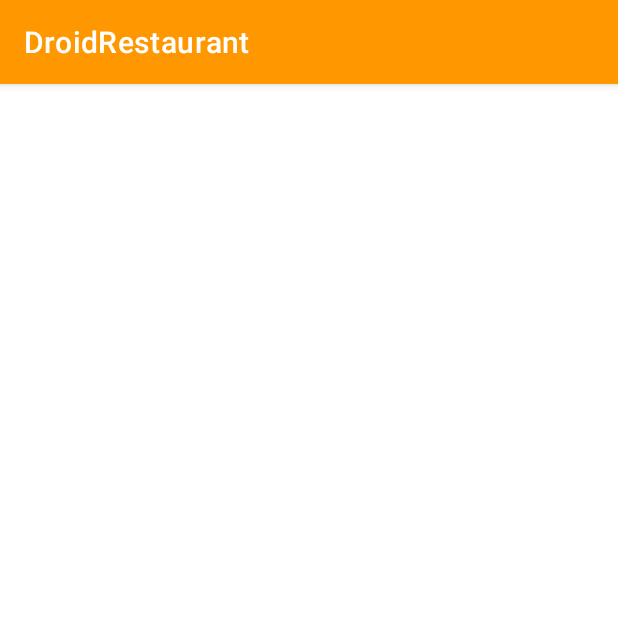
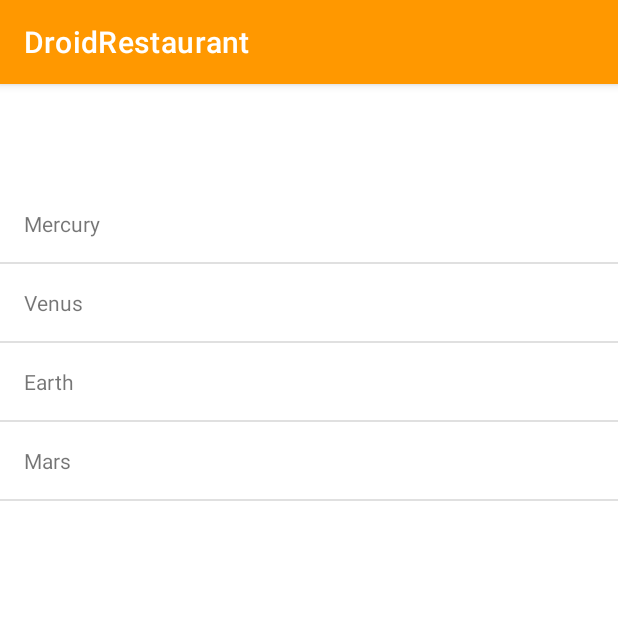
Before and after one commit to mmollinari/AndroidERestaurant, an Android app: the CategoryActivity screen opened directly, with no data from a screen before it, on a phone screen of 412 x 824 dp, the top half of it. Run offline under Robolectric (Android 15) with nearby library versions, the phone set to English and light mode, and no system bars.

Commit message:
Partie IV sans les services

```diff
--- a/app/build.gradle
+++ b/app/build.gradle
@@ -42,6 +42,8 @@ dependencies {
     implementation 'androidx.appcompat:appcompat:1.2.0'
     implementation 'com.google.android.material:material:1.2.1'
     implementation 'androidx.constraintlayout:constraintlayout:2.0.4'
+    implementation 'com.squareup.picasso:picasso:2.71828'
+    implementation 'androidx.legacy:legacy-support-v4:1.0.0'
     testImplementation 'junit:junit:4.13.1'
     androidTestImplementation 'androidx.test.ext:junit:1.1.2'
     androidTestImplementation 'androidx.test.espresso:espresso-core:3.3.0'
--- a/app/src/main/AndroidManifest.xml
+++ b/app/src/main/AndroidManifest.xml
@@ -1,6 +1,8 @@
 <?xml version="1.0" encoding="utf-8"?>
 <manifest xmlns:android="http://schemas.android.com/apk/res/android"
     package="fr.isen.mollinari.androiderestaurant">
+
+    <uses-permission android:name="android.permission.INTERNET" />
 
     <application
         android:allowBackup="false"
@@ -10,7 +12,8 @@
         android:roundIcon="@mipmap/ic_launcher_round"
         android:supportsRtl="true"
         android:theme="@style/Theme.AndroidERestaurant">
-        <activity android:name=".CategoryActivity" />
+        <activity android:name=".detail.DetailActivity" />
+        <activity android:name=".category.CategoryActivity" />
         <activity android:name=".HomeActivity">
             <intent-filter>
                 <action android:name="android.intent.action.MAIN" />
--- a/app/src/main/java/fr/isen/mollinari/androiderestaurant/CategoryActivity.kt
+++ /dev/null
@@ -1,20 +0,0 @@
-package fr.isen.mollinari.androiderestaurant
-
-import android.os.Bundle
-import androidx.appcompat.app.AppCompatActivity
-import fr.isen.mollinari.androiderestaurant.HomeActivity.Companion.CATEGORY_NAME
-import fr.isen.mollinari.androiderestaurant.databinding.ActivityCategoryBinding
-
-private lateinit var binding: ActivityCategoryBinding
-
-class CategoryActivity : AppCompatActivity() {
-    override fun onCreate(savedInstanceState: Bundle?) {
-        super.onCreate(savedInstanceState)
-
-        binding = ActivityCategoryBinding.inflate(layoutInflater)
-        setContentView(binding.root)
-
-        val title = intent.getStringExtra(CATEGORY_NAME)
-        binding.categoryTitle.text = title
-    }
-}
--- a/app/src/main/java/fr/isen/mollinari/androiderestaurant/HomeActivity.kt
+++ b/app/src/main/java/fr/isen/mollinari/androiderestaurant/HomeActivity.kt
@@ -5,6 +5,7 @@ import android.os.Bundle
 import android.util.Log
 import androidx.annotation.StringRes
 import androidx.appcompat.app.AppCompatActivity
+import fr.isen.mollinari.androiderestaurant.category.CategoryActivity
 import fr.isen.mollinari.androiderestaurant.databinding.ActivityHomeBinding
 
 private lateinit var binding: ActivityHomeBinding
--- /dev/null
+++ b/app/src/main/java/fr/isen/mollinari/androiderestaurant/category/CategoryActivity.kt
@@ -0,0 +1,47 @@
+package fr.isen.mollinari.androiderestaurant.category
+
+import android.content.Intent
+import android.os.Bundle
+import androidx.appcompat.app.AppCompatActivity
+import androidx.recyclerview.widget.DividerItemDecoration
+import androidx.recyclerview.widget.LinearLayoutManager
+import fr.isen.mollinari.androiderestaurant.detail.DetailActivity
+import fr.isen.mollinari.androiderestaurant.HomeActivity.Companion.CATEGORY_NAME
+import fr.isen.mollinari.androiderestaurant.R
+import fr.isen.mollinari.androiderestaurant.databinding.ActivityCategoryBinding
+import fr.isen.mollinari.androiderestaurant.model.Dish
+
+private lateinit var binding: ActivityCategoryBinding
+
+class CategoryActivity : AppCompatActivity() {
+    override fun onCreate(savedInstanceState: Bundle?) {
+        super.onCreate(savedInstanceState)
+
+        binding = ActivityCategoryBinding.inflate(layoutInflater)
+        setContentView(binding.root)
+
+        val title = intent.getStringExtra(CATEGORY_NAME)
+        binding.categoryTitle.text = title
+
+        val dishes = resources.getStringArray(R.array.planets_array).map { Dish(it, 12.50, defaultPizzasUrl()) }
+
+        binding.categoryList.layoutManager = LinearLayoutManager(this)
+        binding.categoryList.addItemDecoration(DividerItemDecoration(this, LinearLayoutManager.VERTICAL))
+        binding.categoryList.adapter = CategoryAdapter(dishes) {
+            val intent = Intent(this, DetailActivity::class.java)
+            intent.putExtra("Dish", it)
+            startActivity(intent)
+        }
+
+    }
+
+    private fun defaultPizzasUrl() =
+        listOf(
+            "https://www.demotivateur.fr/images-buzz/188912/pizza-napolitaine-600x400.jpg",
+            "https://www.demotivateur.fr/images-buzz/188912/pizza-merguez-600x400.jpg",
+            "https://www.demotivateur.fr/images-buzz/188912/pizza-blanche-pommedeterre-thym-600x400.jpg",
+            "https://www.demotivateur.fr/images-buzz/188912/pizza-regina-600x400.jpg",
+            "https://www.demotivateur.fr/images-buzz/188912/pizza-marinara-600x400.jpg",
+            "https://www.demotivateur.fr/images-buzz/188912/pizza-calzone-600x400.jpg"
+        )
+}
--- /dev/null
+++ b/app/src/main/java/fr/isen/mollinari/androiderestaurant/category/CategoryAdapter.kt
@@ -0,0 +1,36 @@
+package fr.isen.mollinari.androiderestaurant.category
+
+import android.view.LayoutInflater
+import android.view.ViewGroup
+import android.widget.TextView
+import androidx.recyclerview.widget.RecyclerView
+import fr.isen.mollinari.androiderestaurant.databinding.CategoryCellBinding
+import fr.isen.mollinari.androiderestaurant.model.Dish
+
+class CategoryAdapter(private val entries: List<Dish>, private val entryClickListener: (Dish) -> Unit) :
+    RecyclerView.Adapter<CategoryAdapter.CategoryViewHolder>() {
+
+    override fun onCreateViewHolder(
+        parent: ViewGroup,
+        viewType: Int
+    ): CategoryViewHolder =
+        CategoryViewHolder(
+            CategoryCellBinding.inflate(LayoutInflater.from(parent.context), parent, false)
+        )
+
+
+    override fun onBindViewHolder(holder: CategoryViewHolder, position: Int) {
+        holder.entryName.text = entries[position].title
+        holder.layout.setOnClickListener {
+            entryClickListener.invoke(entries[position])
+        }
+    }
+
+    override fun getItemCount(): Int = entries.size
+
+    class CategoryViewHolder(categoryBinding: CategoryCellBinding) :
+        RecyclerView.ViewHolder(categoryBinding.root) {
+        val entryName: TextView = categoryBinding.entryName
+        val layout = categoryBinding.root
+    }
+}
--- /dev/null
+++ b/app/src/main/java/fr/isen/mollinari/androiderestaurant/model/Dish.kt
@@ -0,0 +1,5 @@
+package fr.isen.mollinari.androiderestaurant.model
+
+import java.io.Serializable
+
+data class Dish(val title: String, val price: Double, val photos: List<String>): Serializable
--- a/app/src/main/res/layout/activity_category.xml
+++ b/app/src/main/res/layout/activity_category.xml
@@ -4,7 +4,7 @@
     xmlns:tools="http://schemas.android.com/tools"
     android:layout_width="match_parent"
     android:layout_height="match_parent"
-    tools:context=".CategoryActivity">
+    tools:context=".category.CategoryActivity">
 
     <TextView
         android:id="@+id/categoryTitle"
@@ -14,4 +14,14 @@
         app:layout_constraintEnd_toEndOf="parent"
         app:layout_constraintStart_toStartOf="parent"
         app:layout_constraintTop_toTopOf="parent" />
+
+    <androidx.recyclerview.widget.RecyclerView
+        android:id="@+id/categoryList"
+        android:layout_width="0dp"
+        android:layout_height="0dp"
+        android:layout_marginTop="24dp"
+        app:layout_constraintBottom_toBottomOf="parent"
+        app:layout_constraintEnd_toEndOf="parent"
+        app:layout_constraintStart_toStartOf="parent"
+        app:layout_constraintTop_toBottomOf="@+id/categoryTitle" />
 </androidx.constraintlayout.widget.ConstraintLayout>
--- /dev/null
+++ b/app/src/main/res/layout/category_cell.xml
@@ -0,0 +1,17 @@
+<?xml version="1.0" encoding="utf-8"?>
+<androidx.constraintlayout.widget.ConstraintLayout xmlns:android="http://schemas.android.com/apk/res/android"
+    xmlns:app="http://schemas.android.com/apk/res-auto"
+    android:layout_width="match_parent"
+    android:layout_height="wrap_content">
+
+    <TextView
+        android:id="@+id/entryName"
+        android:layout_width="wrap_content"
+        android:layout_height="wrap_content"
+        android:layout_marginStart="16dp"
+        android:layout_marginTop="16dp"
+        android:layout_marginBottom="16dp"
+        app:layout_constraintBottom_toBottomOf="parent"
+        app:layout_constraintStart_toStartOf="parent"
+        app:layout_constraintTop_toTopOf="parent" />
+</androidx.constraintlayout.widget.ConstraintLayout>
--- a/app/src/main/res/values/strings.xml
+++ b/app/src/main/res/values/strings.xml
@@ -1,7 +1,17 @@
 <resources>
     <string name="app_name">DroidRestaurant</string>
+
     <string name="home_title">Bienvenue chez</string>
     <string name="home_starters">Entrées</string>
     <string name="home_main_dishes">Plats</string>
     <string name="home_desert">Déserts</string>
+
+    <string name="detail_global_amount">Total %1s €</string>
+
+    <string-array name="planets_array">
+        <item>Mercury</item>
+        <item>Venus</item>
+        <item>Earth</item>
+        <item>Mars</item>
+    </string-array>
 </resources>
```
Also changed, not shown: app/src/main/java/fr/isen/mollinari/androiderestaurant/detail/DetailActivity.kt (added, +46 -0 lines), app/src/main/java/fr/isen/mollinari/androiderestaurant/detail/DishPhotoAdapter.kt (added, +14 -0 lines), app/src/main/java/fr/isen/mollinari/androiderestaurant/detail/DishPhotoFragment.kt (added, +35 -0 lines), app/src/main/res/drawable/ic_less.xml (added, +10 -0 lines), app/src/main/res/drawable/ic_more.xml (added, +10 -0 lines), app/src/main/res/layout/activity_detail.xml (added, +75 -0 lines), app/src/main/res/layout/fragment_dish_photo.xml (added, +16 -0 lines).
